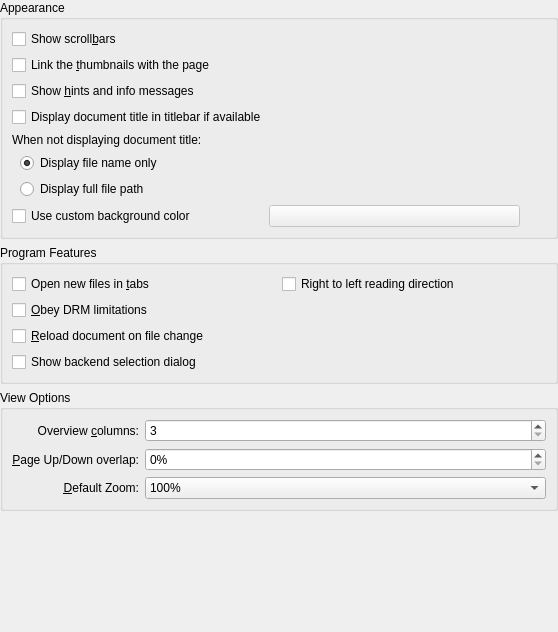
The window that conf/dlggeneralbase.ui (y3g0r/okular) describes before a commit, drawn with Qt 5.
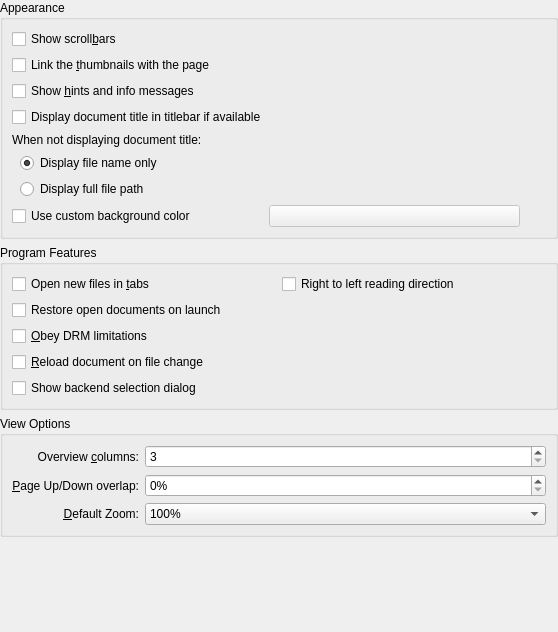
The same window after the commit. Custom widgets are drawn as their Qt base class.

Commit message: Restore previously-open documents on launch by default FEATURE: 397463 FIXED-IN: 1.9.0

```diff
--- a/conf/dlggeneralbase.ui
+++ b/conf/dlggeneralbase.ui
@@ -272,6 +272,13 @@
           </property>
          </widget>
         </item>
+        <item>
+         <widget class="QCheckBox" name="kcfg_ShellRestoreOpenDocuments">
+          <property name="text">
+           <string>Restore open documents on launch</string>
+          </property>
+         </widget>
+        </item>
         <item>
          <widget class="QCheckBox" name="kcfg_ObeyDRM">
           <property name="text">
```
The commit also changes 5 other files.
